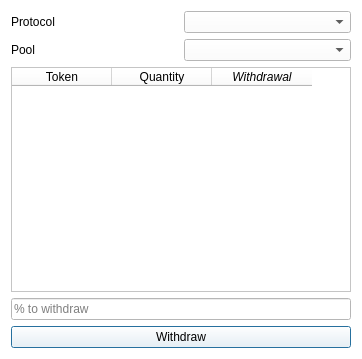
The window that WithdrawDialog.ui (LiquidityProtocol/AMM-Simulator) describes before a commit, drawn with Qt 5.
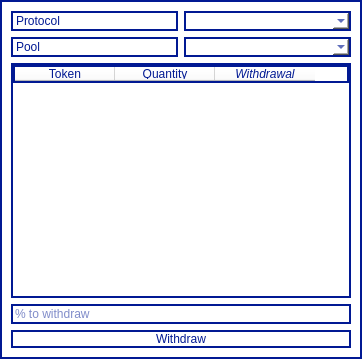
The same window after the commit.

```diff
--- a/WithdrawDialog.ui
+++ b/WithdrawDialog.ui
@@ -14,7 +14,10 @@
    <string>Dialog</string>
   </property>
   <property name="styleSheet">
-   <string notr="true">background-color: rgb(255, 255, 255);</string>
+   <string notr="true">background-color: rgb(255, 255, 255);
+color: rgb(1, 25, 147);
+border: 2px solid; 
+border-color: rgb(1, 25, 147);  </string>
   </property>
   <layout class="QVBoxLayout" name="verticalLayout_3">
    <item>
```
